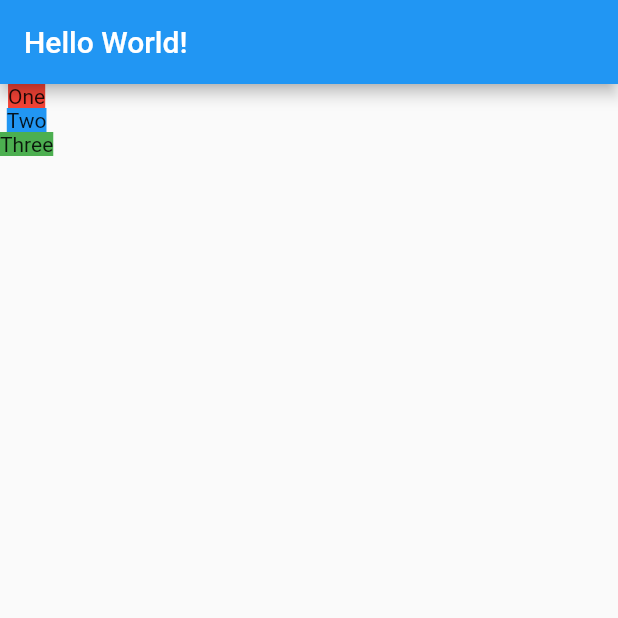
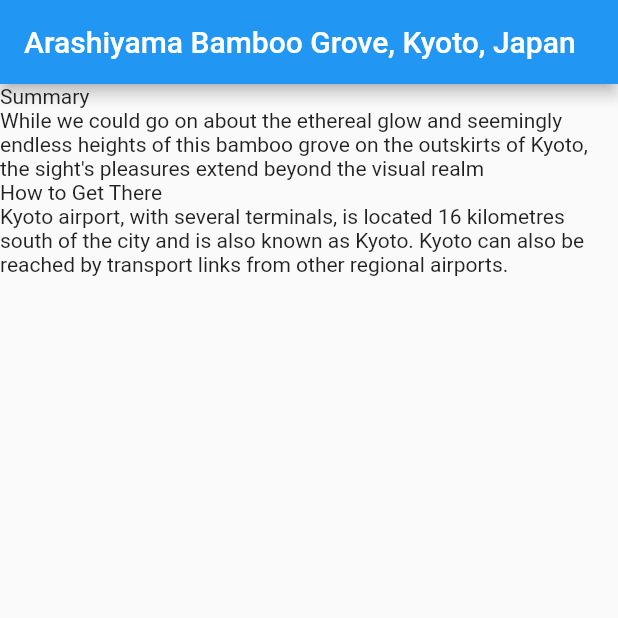
Before and after one commit to SriramPatibanda/Flutter_1, a Flutter app: the screen it shows after launch, on a phone screen of 412 x 824 dp, the top half of it. Run offline on Flutter 3.47's test engine with Material 2 defaults, Android fonts, the phone set to English and light mode, and no system bars.

Commit message:
Organising data with Models

```diff
--- /dev/null
+++ b/lib/Models/location.dart
@@ -0,0 +1,8 @@
+import './location_fact.dart';
+
+class Location {
+  final String name;
+  final String url;
+  final List<LocationFact> facts;
+  Location({this.name, this.url, this.facts});
+}
--- /dev/null
+++ b/lib/Models/location_fact.dart
@@ -0,0 +1,5 @@
+class LocationFact {
+  final String title;
+  final String text;
+  LocationFact({this.title, this.text});
+}
--- /dev/null
+++ b/lib/location_detail.dart
@@ -0,0 +1,43 @@
+
+import 'package:flutter/material.dart';
+import 'Models/location.dart';
+
+class LocationDetail extends StatelessWidget {
+  final Location location;
+
+  LocationDetail(this.location);
+
+  @override
+  Widget build(BuildContext context) {
+    return Scaffold(
+        appBar: AppBar(title: Text(location.name)),
+        body: Column(
+          mainAxisAlignment: MainAxisAlignment.start,
+          crossAxisAlignment: CrossAxisAlignment.stretch,
+          children: _renderFacts(location),
+        ));
+  }
+
+  List<Widget> _renderFacts(Location location) {
+    var result = List<Widget>();
+    for (int i = 0; i < location.facts.length; i++) {
+      result.add(_sectionTitle(location.facts[i].title));
+      result.add(_sectionText(location.facts[i].text));
+    }
+    return result;
+  }
+
+  Widget _sectionTitle(String text) {
+    return Text(text);
+  }
+
+  Widget _sectionText(String text) {
+    return Text(text);
+  }
+
+  Widget _bannerImage(String url, double height){
+    return Container(
+      child: Image.network(url, fit: BoxFit.fitWidth,),
+    );
+  }
+}
--- /dev/null
+++ b/lib/mocks/mock_location.dart
@@ -0,0 +1,20 @@
+import '../Models/location.dart';
+import '../Models/location_fact.dart';
+
+class MockLocation extends Location {
+  static Location FetchAny() {
+    return Location(
+        name: 'Arashiyama Bamboo Grove, Kyoto, Japan',
+        url: 'https://fluttercrashcourse.com/assets/images/arashiyama@3x.jpg',
+        facts: <LocationFact>[
+          LocationFact(
+              title: 'Summary',
+              text:
+              'While we could go on about the ethereal glow and seemingly endless heights of this bamboo grove on the outskirts of Kyoto, the sight\'s pleasures extend beyond the visual realm'),
+          LocationFact(
+              title: 'How to Get There',
+              text:
+              'Kyoto airport, with several terminals, is located 16 kilometres south of the city and is also known as Kyoto. Kyoto can also be reached by transport links from other regional airports.')
+        ]);
+  }
+}
```
Also changed, not shown: lib/main.dart (+7 -27 lines), pubspec.lock.
